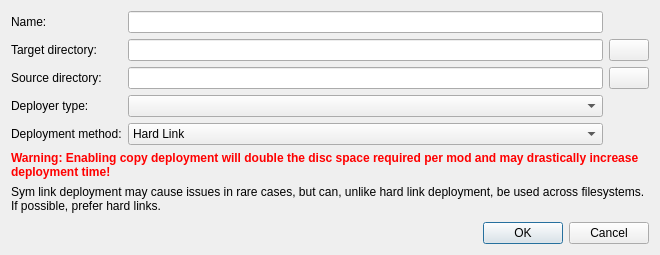
The window that src/ui/adddeployerdialog.ui (limo-app/limo) describes before a commit, drawn with Qt 5.
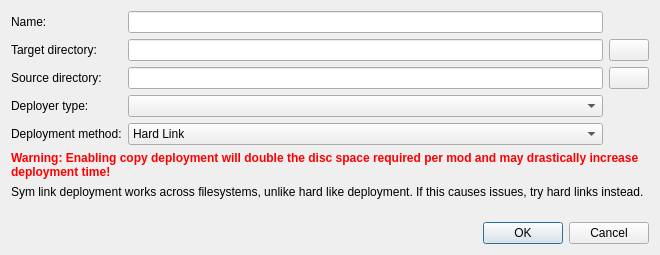
The same window after the commit. Icons and pictures are not drawn. Custom widgets are drawn as their Qt base class.

Commit message: update appstream metadata

```diff
--- a/src/ui/adddeployerdialog.ui
+++ b/src/ui/adddeployerdialog.ui
@@ -167,7 +167,7 @@
    <item row="2" column="0" colspan="3">
     <widget class="QLabel" name="sym_link_label">
      <property name="text">
-      <string>Sym link deployment may cause issues in rare cases, but can, unlike hard link deployment, be used across filesystems. If possible, prefer hard links.</string>
+      <string>Sym link deployment works across filesystems, unlike hard like deployment. If this causes issues, try hard links instead.</string>
      </property>
      <property name="wordWrap">
       <bool>true</bool>
```
The commit also changes 2 other files.
